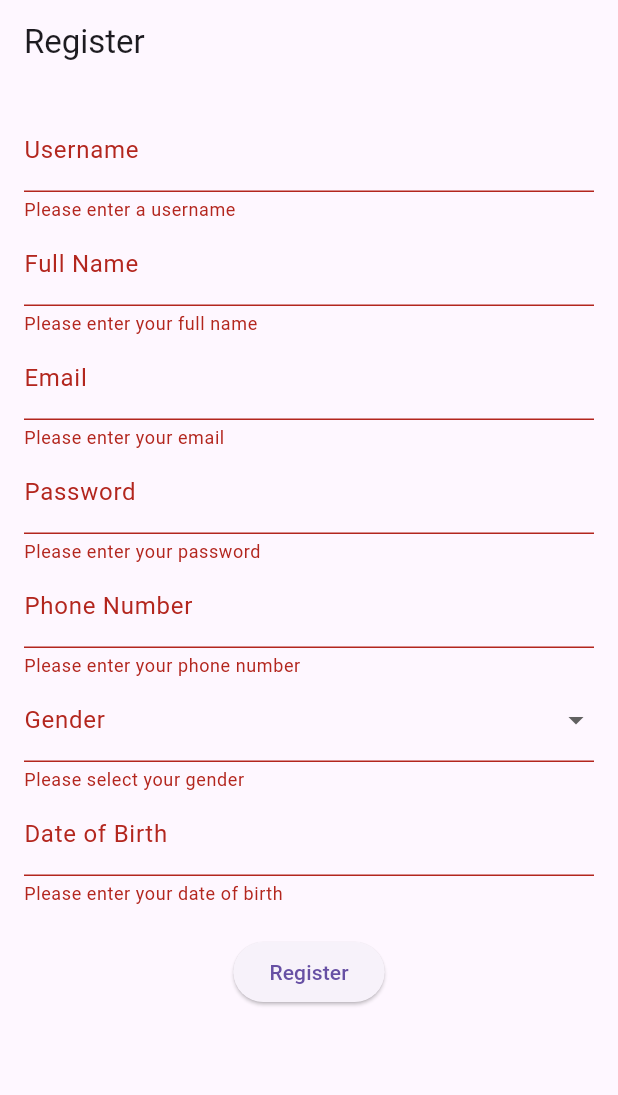
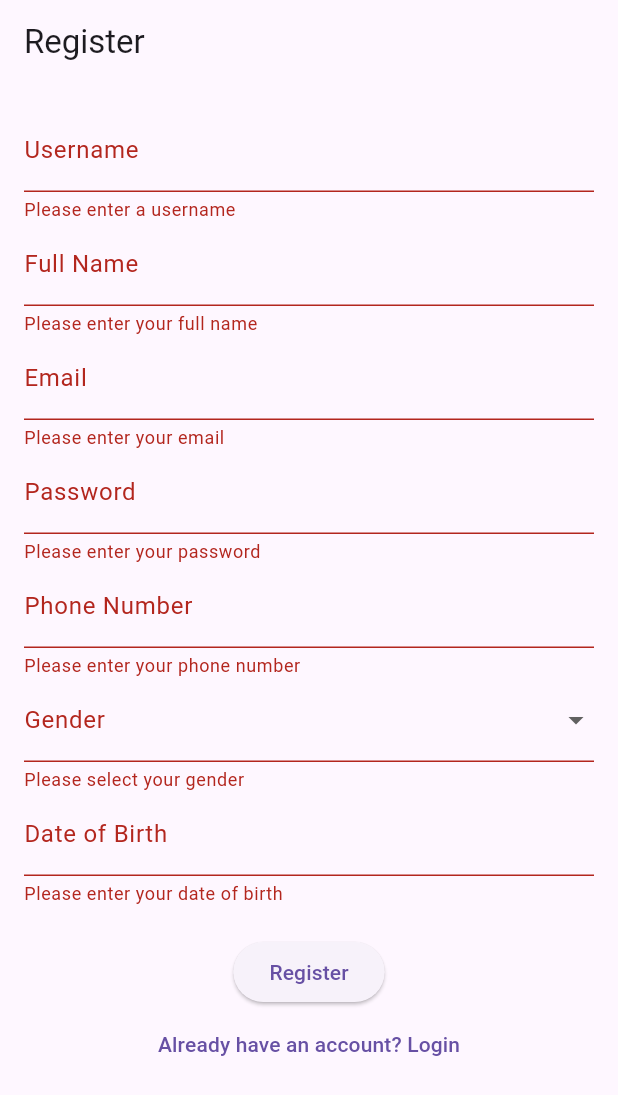
Before and after one commit to AnhAnNek/flutter_easy_english, a Flutter app: the screen it shows after launch, after a tap on "Register?", after a tap on "Register", on a phone screen of 412 x 824 dp. Shown: the top 1095 px of the screen. Run offline on Flutter 3.47's test engine with Material 3 defaults, Android fonts, the phone set to English and light mode, and no system bars; our stand-ins replace flutter_secure_storage, fluttertoast, font_awesome_flutter, google_fonts, logger; network calls fail.

Commit message:
bài tập tuần F02

```diff
--- a/lib/screens/login_screen.dart
+++ b/lib/screens/login_screen.dart
@@ -47,7 +47,7 @@ class _LoginScreenState extends State<LoginScreen> {
           gravity: ToastGravity.BOTTOM,
         );
 
-        // Navigate to the RegisterScreen on successful login
+        // Navigate to the HomeScreen on successful login
         Navigator.of(context).pushReplacement(
           MaterialPageRoute(builder: (context) => HomeScreen()),
         );
@@ -134,6 +134,14 @@ class _LoginScreenState extends State<LoginScreen> {
                   },
                   child: Text('Forgot your password?'),
                 ),
+                TextButton(
+                  onPressed: () {
+                    Navigator.of(context).push(
+                      MaterialPageRoute(builder: (context) => RegisterScreen()),
+                    );
+                  },
+                  child: Text('Register'),
+                ),
               ],
             ),
           ),
--- a/lib/screens/register_screen.dart
+++ b/lib/screens/register_screen.dart
@@ -1,7 +1,8 @@
 import 'package:flutter/material.dart';
 import 'package:flutter_easy_english/models/register_request.dart';
-import 'package:flutter_easy_english/services/auth_service.dart'; // Assuming you have an AuthService
+import 'package:flutter_easy_english/services/auth_service.dart';
 import 'package:intl/intl.dart';
+import 'otp_screen.dart'; // Import the OTP screen
 
 class RegisterScreen extends StatefulWidget {
   @override
@@ -41,10 +42,18 @@ class _RegisterScreenState extends State<RegisterScreen> {
 
       try {
         await AuthService().register(registerRequest);
-        // Handle successful registration (e.g., navigate to login)
+        // Navigate to OTP screen after successful registration
+        Navigator.push(
+          context,
+          MaterialPageRoute(
+            builder: (context) => OtpScreen(username: _usernameController.text),
+          ),
+        );
       } catch (e) {
-        // Handle error
-        print(e);
+        // Handle registration error
+        ScaffoldMessenger.of(context).showSnackBar(
+          SnackBar(content: Text('Registration failed: $e')),
+        );
       }
 
       setState(() {
@@ -175,6 +184,12 @@ class _RegisterScreenState extends State<RegisterScreen> {
                   onPressed: _register,
                   child: Text('Register'),
                 ),
+                TextButton(
+                  onPressed: () {
+                    Navigator.pop(context); // Navigate back to the login screen
+                  },
+                  child: Text('Already have an account? Login'),
+                ),
               ],
             ),
           ),
--- a/lib/utils/environment.dart
+++ b/lib/utils/environment.dart
@@ -1,4 +1,4 @@
 class Environment {
-  static String get apiUrl => 'http://192.168.31.2:8001/api';
+  static String get apiUrl => 'http://192.168.1.8:8001/api';
   static String get authUrl => '$apiUrl/v1/auth';
 }
```
Also changed, not shown: lib/screens/otp_screen.dart (added, +106 -0 lines), lib/services/auth_service.dart (+15 -14 lines).
